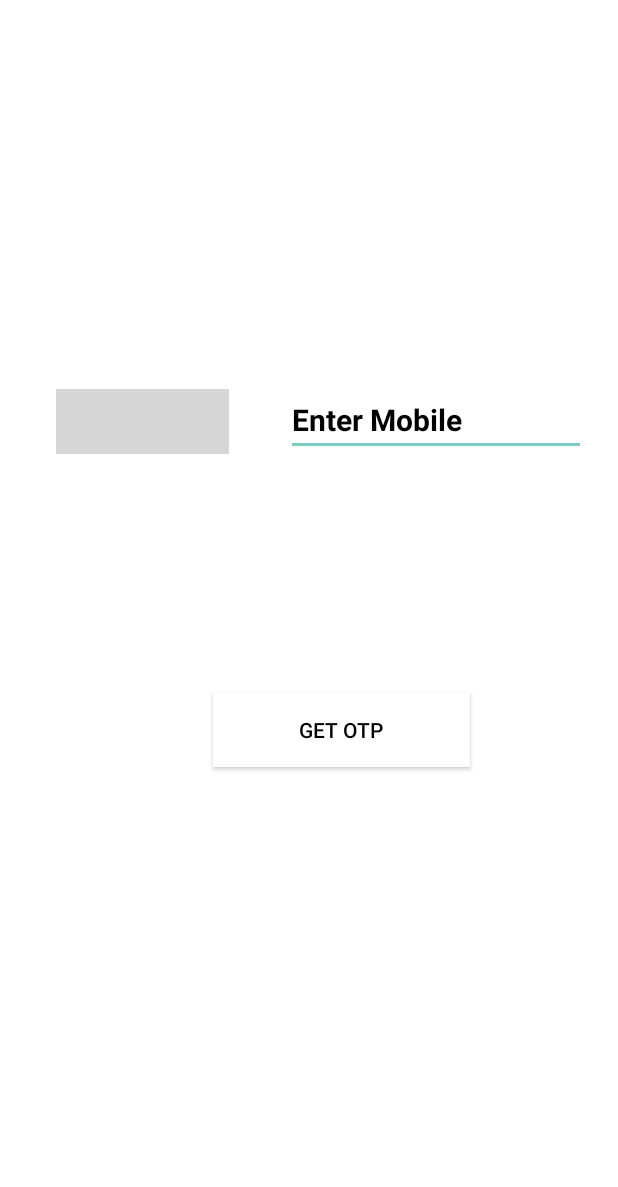
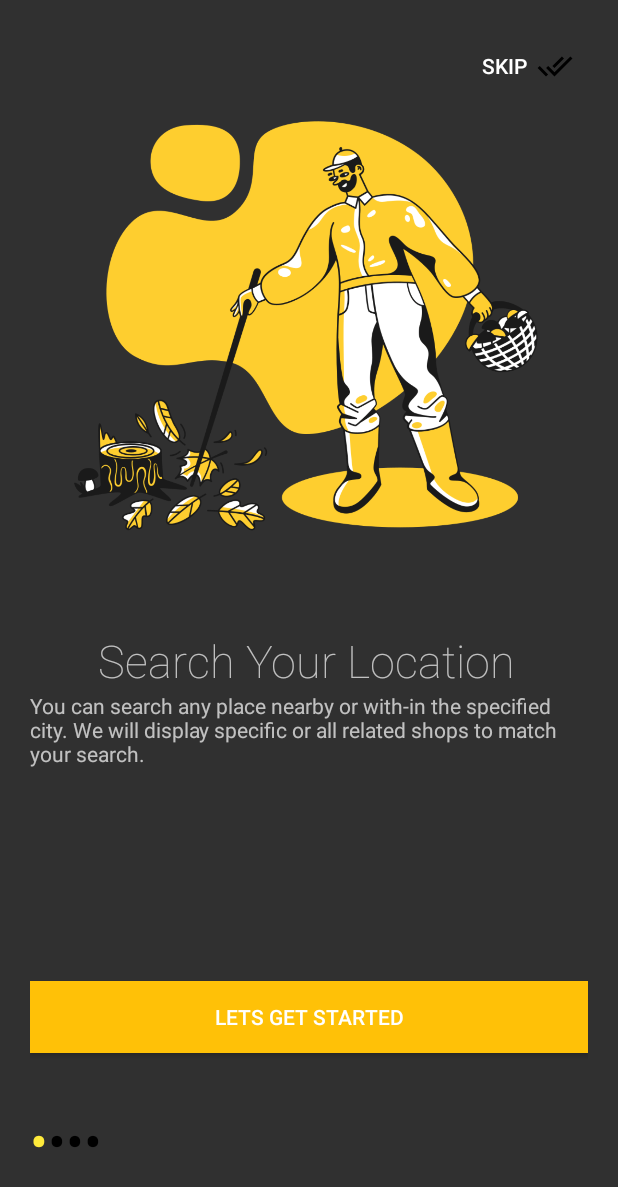
Before and after one commit to dsaakash/Ultra-11-Cricket-Fantasy, an Android app: the screen it shows after launch (SendOTPActivity before the commit, OnBoarding after it), on a phone screen of 412 x 824 dp. Shown: the top 1187 px of the screen. Run offline under Robolectric (Android 15) with nearby library versions, the phone set to English and light mode, and no system bars; plain views replace CountryCodePicker; grey boxes are pictures that could not be loaded.

Commit message:
Added Onboarding screen

```diff
--- /dev/null
+++ b/app/src/main/java/com/example/ultra11/Common/OnBoarding.java
@@ -0,0 +1,174 @@
+package com.example.ultra11.Common;
+
+import androidx.appcompat.app.AppCompatActivity;
+import androidx.viewpager.widget.ViewPager;
+
+import android.content.Intent;
+import android.os.Bundle;
+import android.text.Html;
+import android.view.View;
+import android.view.WindowManager;
+import android.view.animation.Animation;
+import android.view.animation.AnimationUtils;
+import android.widget.Button;
+import android.widget.LinearLayout;
+import android.widget.TextView;
+
+import com.example.ultra11.HelperClasses.SliderAdapter;
+import com.example.ultra11.R;
+import com.example.ultra11.SendOTPActivity;
+
+public class OnBoarding extends AppCompatActivity {
+
+// Create hooks
+
+
+        ViewPager viewPager;
+        LinearLayout dotslayout;
+
+        TextView[]dots;
+
+
+        Button letsGetStarted;
+
+        SliderAdapter sliderAdapter;
+
+        Animation animation;
+
+        int CurrentPosition;
+
+    // Override the onCreate method of the activity.
+    @Override
+    protected void onCreate(Bundle savedInstanceState) {
+        super.onCreate(savedInstanceState);
+
+
+        getWindow().setFlags(WindowManager.LayoutParams.FLAG_FULLSCREEN,WindowManager.LayoutParams.FLAG_FULLSCREEN);
+
+
+
+
+        setContentView(R.layout.activity_on_boarding);
+
+
+
+
+
+        // Initialize and hook up views from the layout.
+        viewPager = findViewById(R.id.slider);      // Reference to ViewPager in the layout.
+        dotslayout = findViewById(R.id.dots);        // Reference to the layout where dots will be displayed.
+        letsGetStarted = findViewById(R.id.get_started_btn); // References for button
+
+        // Create a SliderAdapter instance and set it as the adapter for the ViewPager.
+        sliderAdapter = new SliderAdapter(this);      // Create a custom adapter for the ViewPager.
+        viewPager.setAdapter(sliderAdapter);         // Set the adapter for the ViewPager.
+
+        // Add initial dots and set up a page change listener.
+        addDots(0);                                  // Add dots for the initial page.
+        viewPager.addOnPageChangeListener(changeListener);  // Attach the onPageChangeListener.
+    }
+
+
+
+    public void skip(View view){
+
+        startActivity(new Intent(getApplicationContext(), SendOTPActivity.class));
+
+        finish();
+
+    }
+
+    public void next(View view){
+
+
+        viewPager.setCurrentItem(CurrentPosition+1);
+
+
+
+
+
+    }
+
+
+
+    private void addDots(int position) {
+        dots = new TextView[4]; // Change the size according to the number of pages in your ViewPager.
+
+        // Remove any existing views from the layout.
+        dotslayout.removeAllViews();
+
+        for (int i = 0; i < dots.length; i++) {
+            dots[i] = new TextView(this);
+            dots[i].setText(Html.fromHtml("&#8226;")); // Use "&#8226;" for a bullet point (dot).
+            dots[i].setTextSize(35);
+
+            // Set the color of the dots (you can customize this part).
+            dots[i].setTextColor(getResources().getColor(R.color.black));
+
+            dotslayout.addView(dots[i]);
+        }
+
+        // Set the color of the currently selected dot.
+        if (dots.length > 0) {
+            dots[position].setTextColor(getResources().getColor(R.color.yellow));
+        }
+    }
+
+
+
+
+    // Create a ViewPager.OnPageChangeListener to track changes in the ViewPager.
+    ViewPager.OnPageChangeListener changeListener = new ViewPager.OnPageChangeListener() {
+
+        // This method is called when the user scrolls through the pages.
+        @Override
+        public void onPageScrolled(int position, float positionOffset, int positionOffsetPixels) {
+            // Do nothing in this method.
+            // You can add code here if you need to perform actions during scrolling.
+        }
+
+        // This method is called when a new page is selected.
+        @Override
+        public void onPageSelected(int position) {
+            // Call the addDots() method to update the dots based on the selected page.
+            addDots(position);
+
+            CurrentPosition = position;
+
+            if (position == 0){
+
+                letsGetStarted.setVisibility(View.INVISIBLE);
+
+
+
+            }
+            else if (position == 1) {
+
+
+                letsGetStarted.setVisibility(View.INVISIBLE);
+
+            }
+            else if (position == 2) {
+
+
+                letsGetStarted.setVisibility(View.INVISIBLE);
+
+            }
+
+            else {
+                animation = AnimationUtils.loadAnimation(OnBoarding.this,R.anim.bottom_anim);
+                letsGetStarted.setAnimation(animation);
+                letsGetStarted.setVisibility(View.VISIBLE);
+
+            }
+        }
+
+        // This method is called when the scroll state changes (e.g., idle, dragging, settling).
+        @Override
+        public void onPageScrollStateChanged(int state) {
+            // Do nothing in this method.
+            // You can add code here if you need to perform actions when the scroll state changes.
+        }
+    };
+
+}
--- /dev/null
+++ b/app/src/main/java/com/example/ultra11/Common/SplashScreen.java
@@ -0,0 +1,117 @@
+package com.example.ultra11.Common;
+
+import androidx.appcompat.app.AppCompatActivity;
+
+import android.app.ActivityOptions;
+import android.content.Intent;
+import android.content.SharedPreferences;
+import android.os.Bundle;
+import android.os.Handler;
+import android.util.Pair;
+import android.view.View;
+import android.view.WindowManager;
+import android.view.animation.Animation;
+import android.view.animation.AnimationUtils;
+import android.widget.ImageView;
+import android.widget.TextView;
+
+import com.example.ultra11.R;
+import com.example.ultra11.SendOTPActivity;
+
+public class SplashScreen extends AppCompatActivity {
+
+
+
+    private  static  int SPLASH_SCREEN = 5000;
+
+
+    //Variables
+
+    Animation topAnim,BottomAnim;
+
+    ImageView image;
+
+    TextView logo,slogan;
+
+    SharedPreferences OnBoardingScreen;
+
+
+    @Override
+    protected void onCreate(Bundle savedInstanceState) {
+        super.onCreate(savedInstanceState);
+
+        //        hiding status bar
+        getWindow().setFlags(WindowManager.LayoutParams.FLAG_FULLSCREEN,WindowManager.LayoutParams.FLAG_FULLSCREEN);
+
+        setContentView(R.layout.splash_screen);
+
+        // Animations
+        topAnim = AnimationUtils.loadAnimation(this,R.anim.top_animation);
+        BottomAnim = AnimationUtils.loadAnimation(this,R.anim.bottom_animation);
+
+
+        // Adding Hooks
+
+        image =  findViewById(R.id.imageView);
+        logo  =  findViewById(R.id.textView);
+        slogan = findViewById(R.id.textView2);
+
+
+//        Adding animation to image to top animation
+
+        image.setAnimation(topAnim);
+        logo.setAnimation(BottomAnim);
+        slogan.setAnimation(BottomAnim);
+
+
+
+        new Handler().postDelayed(new Runnable() {
+            @Override
+            public void run() {
+                OnBoardingScreen = getSharedPreferences("OnBoardingScreen",MODE_PRIVATE);
+
+                boolean isFirstTime = OnBoardingScreen.getBoolean("firstTime",true);
+
+
+                if (isFirstTime){
+
+                    SharedPreferences.Editor editor = OnBoardingScreen.edit();
+                    editor.putBoolean("firstTime",false);
+                    editor.commit();
+
+
+                    Intent intent = new Intent(SplashScreen.this, OnBoarding.class);
+//                startActivity(intent);
+//                finish();
+                    Pair[] pairs = new Pair[2];
+                    pairs[0] = new Pair<View,String>(image,"logo_image");
+                    pairs[1] = new Pair<View,String>(logo,"logo_text");
+
+                    ActivityOptions options = ActivityOptions.makeSceneTransitionAnimation(SplashScreen.this,pairs);
+                    startActivity(intent,options.toBundle());
+
+
+                }
+                else {
+
+                    Intent intent = new Intent(SplashScreen.this, SendOTPActivity.class);
+//                startActivity(intent);
+//                finish();
+                    Pair[] pairs = new Pair[2];
+                    pairs[0] = new Pair<View,String>(image,"logo_image");
+                    pairs[1] = new Pair<View,String>(logo,"logo_text");
+
+                    ActivityOptions options = ActivityOptions.makeSceneTransitionAnimation(SplashScreen.this,pairs);
+                    startActivity(intent,options.toBundle());
+
+
+                }
+
+
+
+
+            }
+        },SPLASH_SCREEN);
+
+    }
+}
--- /dev/null
+++ b/app/src/main/java/com/example/ultra11/HelperClasses/SliderAdapter.java
@@ -0,0 +1,116 @@
+package com.example.ultra11.HelperClasses;
+
+import android.content.Context;
+import android.view.LayoutInflater;
+import android.view.View;
+import android.view.ViewGroup;
+import android.widget.ImageView;
+import android.widget.TextView;
+
+import androidx.annotation.NonNull;
+import androidx.constraintlayout.widget.ConstraintLayout;
+import androidx.viewpager.widget.PagerAdapter;
+
+import com.example.ultra11.R;
+
+public class SliderAdapter extends PagerAdapter {
+
+    Context context;
+    LayoutInflater layoutInflater;
+
+
+
+
+    // Activity constructor
+
+    public SliderAdapter(Context context) {
+        this.context = context;
+    }
+
+
+
+
+    // Images
+
+
+    int images[] = {
+
+
+            R.drawable.search_place,
+            R.drawable.make_a_call,
+            R.drawable.add_missing_place,
+            R.drawable.sit_back_and_relax
+    };
+
+
+    // heading
+
+    int headings[] = {
+
+            R.string.first_slide_title,
+            R.string.second_slide_title,
+            R.string.third_slide_title,
+            R.string.fourth_slide_title
+
+    };
+
+// Descriptions
+
+    int descriptions[] = {
+
+            R.string.first_slide_desc,
+            R.string.second_slide_desc,
+            R.string.third_slide_desc,
+            R.string.fourth_slide_desc
+
+    };
+
+    @Override
+    public int getCount() {
+        return headings.length;
+    }
+
+    @Override
+    public boolean isViewFromObject(@NonNull View view, @NonNull Object object) {
+        return view == (ConstraintLayout)object;
+    }
+
+
+    @NonNull
+    @Override
+    public Object instantiateItem(@NonNull ViewGroup container, int position) {
+
+        layoutInflater = (LayoutInflater) context.getSystemService(context.LAYOUT_INFLATER_SERVICE);
+
+        View view  = layoutInflater.inflate(R.layout.slides_layout,container,false);
+
+
+//Hooks
+
+        ImageView imageView = view.findViewById(R.id.slider_image);
+        TextView heading = view.findViewById(R.id.slider_heading);
+        TextView description = view.findViewById(R.id.slider_desc);
+
+
+// setting imageview
+
+        imageView.setImageResource(images[position]);
+
+// setting heading
+
+        heading.setText(headings[position]);
+
+// setting descriptions
+        description.setText(descriptions[position]);
+
+//add all this to ui
+        container.addView(view);
+
+        return view;
+    }
+
+    @Override
+    public void destroyItem(@NonNull ViewGroup container, int position, @NonNull Object object) {
+        container.removeView((ConstraintLayout)object);
+    }
+}
--- a/app/src/main/java/com/example/ultra11/SignUp.java
+++ b/app/src/main/java/com/example/ultra11/SignUp.java
@@ -16,7 +16,9 @@ public class SignUp extends AppCompatActivity {
 
 //    Button Callsignin;
 //    Button signUpButton;
-//    TextInputEditText nameEditText, usernameEditText, emailEditText, phoneEditText, passwordEditText;
+    String phoneNumber;
+  //TextInputEditText phoneEditText;
+//        nameEditText, usernameEditText, emailEditText, , passwordEditText;
 
     @SuppressLint("MissingInflatedId")
     @Override
@@ -24,14 +26,10 @@ public class SignUp extends AppCompatActivity {
         super.onCreate(savedInstanceState);
         setContentView(R.layout.activity_sign_up);
 
-//        Callsignin = findViewById(R.id.login);
-//
-//        signUpButton = findViewById(R.id.signUpButton);
-//        nameEditText = findViewById(R.id.name);
-//        usernameEditText = findViewById(R.id.username);
-//        emailEditText = findViewById(R.id.email);
-//        phoneEditText = findViewById(R.id.phoneNo);
-//        passwordEditText = findViewById(R.id.password);
+
+
+
+
 
 
 
--- a/app/src/main/java/com/example/ultra11/VerifyOTPActivity.java
+++ b/app/src/main/java/com/example/ultra11/VerifyOTPActivity.java
@@ -85,6 +85,8 @@ public class VerifyOTPActivity extends AppCompatActivity {
                     public void onVerificationCompleted(PhoneAuthCredential phoneAuthCredential)
                     {
                         signInWithPhoneAuthCredential(phoneAuthCredential);
+
+
                     }
 
                     @Override
@@ -106,7 +108,7 @@ public class VerifyOTPActivity extends AppCompatActivity {
                             finish();
 
                         } else {
-                            Toast.makeText(getApplicationContext(),"Signin Code Error",Toast.LENGTH_LONG).show();
+                            Toast.makeText(getApplicationContext(),"Signing Code Error",Toast.LENGTH_LONG).show();
                         }
                     }
                 });
--- /dev/null
+++ b/app/src/main/res/drawable/ic_done_all.xml
@@ -0,0 +1,5 @@
+<vector android:height="24dp" android:tint="#000000"
+    android:viewportHeight="24" android:viewportWidth="24"
+    android:width="24dp" xmlns:android="http://schemas.android.com/apk/res/android">
+    <path android:fillColor="@android:color/white" android:pathData="M18,7l-1.41,-1.41 -6.34,6.34 1.41,1.41L18,7zM22.24,5.59L11.66,16.17 7.48,12l-1.41,1.41L11.66,19l12,-12 -1.42,-1.41zM0.41,13.41L6,19l1.41,-1.41L1.83,12 0.41,13.41z"/>
+</vector>
--- /dev/null
+++ b/app/src/main/res/drawable/next.xml
@@ -0,0 +1,5 @@
+<vector android:autoMirrored="true" android:height="24dp"
+    android:tint="#000000" android:viewportHeight="24"
+    android:viewportWidth="24" android:width="24dp" xmlns:android="http://schemas.android.com/apk/res/android">
+    <path android:fillColor="@android:color/white" android:pathData="M10,6L8.59,7.41 13.17,12l-4.58,4.59L10,18l6,-6z"/>
+</vector>
--- /dev/null
+++ b/app/src/main/res/layout/activity_on_boarding.xml
@@ -0,0 +1,90 @@
+<?xml version="1.0" encoding="utf-8"?>
+<androidx.constraintlayout.widget.ConstraintLayout
+    xmlns:android="http://schemas.android.com/apk/res/android"
+    xmlns:tools="http://schemas.android.com/tools"
+    android:layout_width="match_parent"
+    android:layout_height="match_parent"
+    xmlns:app="http://schemas.android.com/apk/res-auto"
+    android:padding="20dp"
+    tools:context=".Common.OnBoarding">
+
+
+    <androidx.viewpager.widget.ViewPager
+        android:id="@+id/slider"
+        android:layout_width="match_parent"
+        android:layout_height="0dp"
+        app:layout_constraintBottom_toTopOf="@+id/relativeLayout"
+        app:layout_constraintTop_toTopOf="parent"
+        app:layout_constraintEnd_toEndOf="parent"
+        app:layout_constraintStart_toStartOf="parent"
+
+        >
+
+
+    </androidx.viewpager.widget.ViewPager>
+
+    <Button
+        android:id="@+id/skip_btn"
+        android:layout_width="wrap_content"
+        android:layout_height="wrap_content"
+        android:text="@string/skip_btn"
+        android:background="#00000000"
+        android:padding="10dp"
+        android:onClick="skip"
+       app:layout_constraintEnd_toEndOf="parent"
+        app:layout_constraintTop_toTopOf="parent"
+        android:drawableEnd="@drawable/ic_done_all"
+        android:drawableRight="@drawable/ic_done_all"
+
+        />
+
+    <RelativeLayout
+        android:id="@+id/relativeLayout"
+        android:layout_width="match_parent"
+        android:layout_height="150dp"
+        app:layout_constraintBottom_toBottomOf="parent"
+        app:layout_constraintEnd_toEndOf="parent"
+
+        >
+
+        <Button
+            android:id="@+id/get_started_btn"
+            android:layout_width="match_parent"
+            android:layout_height="wrap_content"
+            android:text="@string/let_get_started"
+            android:background="#FFC107"/>
+
+
+
+        <LinearLayout
+            android:orientation="horizontal"
+            android:id="@+id/dots"
+            android:layout_width="wrap_content"
+            android:layout_height="wrap_content"
+            android:layout_alignParentBottom="true"
+            android:paddingBottom="20dp"
+            />
+
+
+        <Button
+            android:id="@+id/next_btn"
+            android:onClick="next"
+            android:layout_width="wrap_content"
+            android:layout_height="wrap_content"
+            android:layout_alignParentBottom="true"
+            android:layout_alignParentRight="true"
+            android:background="#00000000"
+            android:drawableEnd="@drawable/next"
+            android:drawableRight="@drawable/next"
+            android:paddingBottom="30dp"
+            android:visibility="invisible"
+
+            />
+
+
+
+
+
+
+    </RelativeLayout>
+</androidx.constraintlayout.widget.ConstraintLayout>
--- /dev/null
+++ b/app/src/main/res/layout/slides_layout.xml
@@ -0,0 +1,42 @@
+<?xml version="1.0" encoding="utf-8"?>
+<androidx.constraintlayout.widget.ConstraintLayout xmlns:android="http://schemas.android.com/apk/res/android"
+    xmlns:app="http://schemas.android.com/apk/res-auto"
+    xmlns:tools="http://schemas.android.com/tools"
+    android:layout_width="match_parent"
+    android:layout_height="match_parent">
+
+    <ImageView
+        android:id="@+id/slider_image"
+        android:layout_width="0dp"
+        android:layout_height="400dp"
+        android:padding="20dp"
+        app:layout_constraintEnd_toEndOf="parent"
+        app:layout_constraintStart_toStartOf="parent"
+        app:layout_constraintTop_toTopOf="parent"
+        app:srcCompat="@drawable/sit_back_and_relax" />
+
+    <TextView
+        android:id="@+id/slider_heading"
+        android:layout_width="wrap_content"
+        android:layout_height="wrap_content"
+        android:layout_marginStart="174dp"
+        android:layout_marginEnd="178dp"
+        android:fontFamily="sans-serif-thin"
+        android:gravity="center"
+        android:text="TextView"
+        android:textSize="30sp"
+        app:layout_constraintEnd_toEndOf="parent"
+        app:layout_constraintStart_toStartOf="parent"
+        app:layout_constraintTop_toBottomOf="@+id/slider_image" />
+
+    <TextView
+        android:id="@+id/slider_desc"
+        android:layout_width="wrap_content"
+        android:layout_height="wrap_content"
+        android:layout_marginStart="176dp"
+        android:layout_marginEnd="176dp"
+        android:text="@string/first_slide_desc"
+        app:layout_constraintEnd_toEndOf="parent"
+        app:layout_constraintStart_toStartOf="parent"
+        app:layout_constraintTop_toBottomOf="@+id/slider_heading" />
+</androidx.constraintlayout.widget.ConstraintLayout>
--- /dev/null
+++ b/app/src/main/res/layout/splash_screen.xml
@@ -0,0 +1,54 @@
+<?xml version="1.0" encoding="utf-8"?>
+<androidx.constraintlayout.widget.ConstraintLayout xmlns:android="http://schemas.android.com/apk/res/android"
+    xmlns:app="http://schemas.android.com/apk/res-auto"
+    xmlns:tools="http://schemas.android.com/tools"
+    android:layout_width="match_parent"
+    android:layout_height="match_parent"
+    android:background="#3F51B5"
+    tools:context=".Common.SplashScreen">
+
+
+    <ImageView
+        android:id="@+id/imageView"
+        android:layout_width="wrap_content"
+        android:layout_height="wrap_content"
+        android:layout_marginStart="10dp"
+        android:layout_marginTop="90dp"
+        android:layout_marginEnd="10dp"
+        android:src="@drawable/c"
+        android:transitionName="logo_image"
+        app:layout_constraintEnd_toEndOf="parent"
+        app:layout_constraintStart_toStartOf="parent"
+        app:layout_constraintTop_toTopOf="parent" />
+
+    <TextView
+        android:id="@+id/textView"
+        android:layout_width="0dp"
+        android:layout_height="wrap_content"
+        android:fontFamily="@font/aladin"
+        android:text="Ultra 11"
+        android:textAlignment="center"
+        android:transitionName="logo_text"
+        android:textColor="@color/black"
+        android:textSize="70sp"
+        app:layout_constraintEnd_toEndOf="parent"
+        app:layout_constraintHorizontal_bias="0.498"
+        app:layout_constraintStart_toStartOf="parent"
+        app:layout_constraintTop_toBottomOf="@+id/imageView" />
+
+    <TextView
+        android:id="@+id/textView2"
+        android:layout_width="wrap_content"
+        android:layout_height="wrap_content"
+        android:layout_marginBottom="32dp"
+        android:fontFamily="@font/antic"
+        android:text="Play With Ultra 11"
+        android:textAlignment="center"
+        android:textColor="@color/black"
+        android:textSize="18sp"
+        app:layout_constraintBottom_toBottomOf="parent"
+        app:layout_constraintEnd_toEndOf="parent"
+        app:layout_constraintStart_toStartOf="parent" />
+
+
+</androidx.constraintlayout.widget.ConstraintLayout>
--- a/app/src/main/res/values/colors.xml
+++ b/app/src/main/res/values/colors.xml
@@ -2,4 +2,5 @@
 <resources>
     <color name="black">#FF000000</color>
     <color name="white">#FFFFFFFF</color>
+    <color name="yellow">#FFEB3B</color>
 </resources>
--- a/app/src/main/res/values/strings.xml
+++ b/app/src/main/res/values/strings.xml
@@ -1,3 +1,26 @@
 <resources>
     <string name="app_name">Ultra11</string>
+
+
+    <!-- Strings for On Boarding Screen -->
+    <!--Titles-->
+    <string name="first_slide_title">Search Your Location</string>
+    <string name="second_slide_title">Make A Call</string>
+    <string name="third_slide_title">Add Missing Place</string>
+    <string name="fourth_slide_title">Sit Back And Enjoy</string>
+
+
+    <!--Descriptions-->
+    <string name="first_slide_desc">You can search any place nearby or with-in the specified city. We will display specific or all related shops to match your search. </string>
+    <string name="second_slide_desc">We provide almost all the numbers of all departments and shops registered with us. You can perform bookings as well.</string>
+    <string name="third_slide_desc">If you have a shop or somethings and want to be a part of our growing industry then add your place by follwing simple steps.</string>
+    <string name="fourth_slide_desc">We will handle everything for you. As you have the app in your pocket then you don\'t have to worry about anything.  </string>
+
+
+    <!--Buttons-->
+    <string name="skip_btn">Skip</string>
+    <string name="next_btn">Next</string>
+    <string name="let_get_started">Lets Get Started</string>
+
+
 </resources>
```
Also changed, not shown: app/build.gradle (+20 -0 lines), app/src/main/AndroidManifest.xml (+7 -2 lines), app/src/main/res/anim/bottom_anim.xml (added, +17 -0 lines), app/src/main/res/drawable/add_missing_place.png (added), app/src/main/res/drawable/make_a_call.png (added), app/src/main/res/drawable/right.png (added), app/src/main/res/drawable/search_place.png (added), app/src/main/res/drawable/sit_back_and_relax.png (added). Lines whose indentation alone changed are shown as unchanged.
